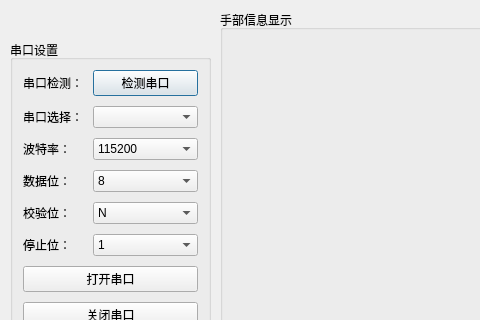
First picture: the form in Body positioning/ui_MainWindow.ui, repository yuexia9527/PyQt5, before the edit; both pictures show x 0 to 480 and y 0 to 320 of the 1069 by 868 pixel window.
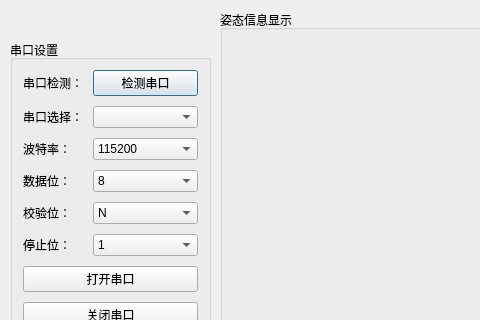
Second picture: the form after the edit. Icons and pictures are not drawn.

Patch:
```diff
--- a/Body positioning/ui_MainWindow.ui
+++ b/Body positioning/ui_MainWindow.ui
@@ -564,7 +564,7 @@
     </rect>
    </property>
    <property name="title">
-    <string>手部信息显示</string>
+    <string>姿态信息显示</string>
    </property>
    <widget class="QWidget" name="centralWidget" native="true">
     <property name="geometry">
```
